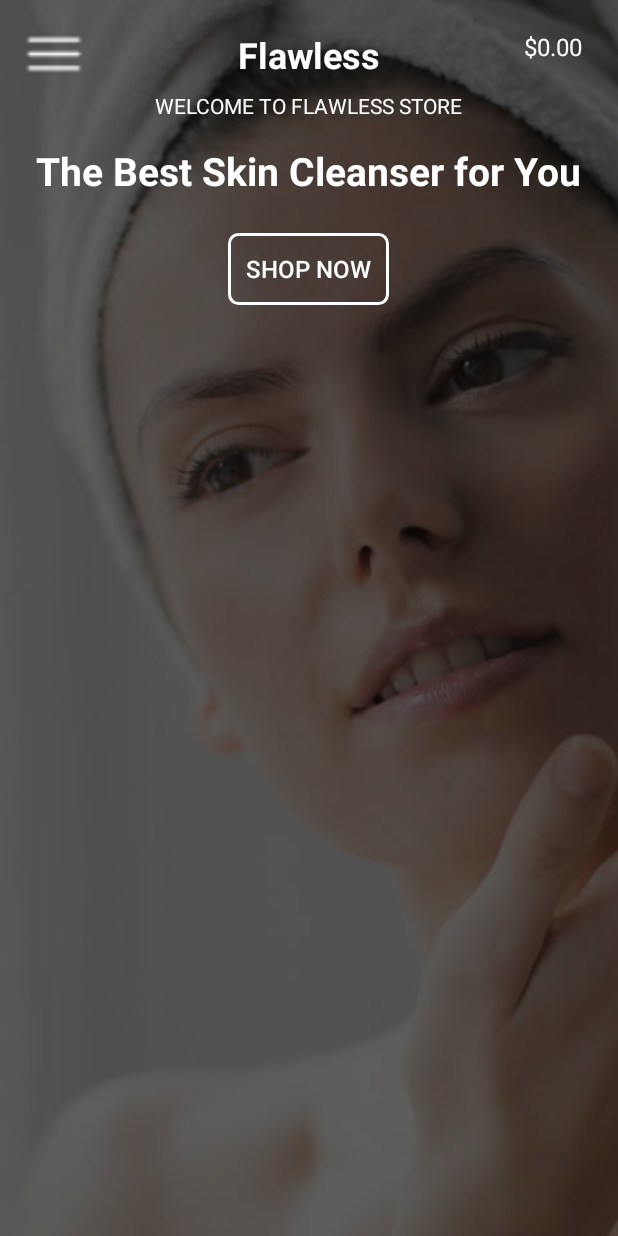
After one commit to supekarsuraj/Book-My-Parking, an Android app built with Jetpack Compose: the homePage screen opened directly, with no data from a screen before it, on a phone screen of 412 x 824 dp. The commit adds this screen. Run offline under Robolectric (Android 15) with nearby library versions, the phone set to English and light mode, and no system bars.

Commit message:
HomePage
HomePage

```diff
--- a/app/src/main/AndroidManifest.xml
+++ b/app/src/main/AndroidManifest.xml
@@ -25,6 +25,8 @@
         </activity>
         <activity android:name=".signloginpage.logIn" android:exported="true"/>
         <activity android:name=".signloginpage.signIn" android:exported="true"/>
+        <activity android:name=".Home.homePage" android:exported="true"/>
+
 
 
     </application>
--- /dev/null
+++ b/app/src/main/java/com/example/bookmyparking/Home/homePage.kt
@@ -0,0 +1,12 @@
+package com.example.bookmyparking.Home
+
+import android.os.Bundle
+import androidx.appcompat.app.AppCompatActivity
+import com.example.bookmyparking.R
+
+class homePage : AppCompatActivity() {
+    override fun onCreate(savedInstanceState: Bundle?) {
+        super.onCreate(savedInstanceState)
+        setContentView(R.layout.home_page) // Replace with your actual home layout
+    }
+}
--- a/app/src/main/java/com/example/bookmyparking/signloginpage/logIn.kt
+++ b/app/src/main/java/com/example/bookmyparking/signloginpage/logIn.kt
@@ -1,10 +1,13 @@
 package com.example.bookmyparking.signloginpage
 
+import android.content.Intent
 import android.os.Bundle
+import android.util.Log
 import android.widget.Button
 import android.widget.EditText
 import android.widget.Toast
 import androidx.appcompat.app.AppCompatActivity
+import com.example.bookmyparking.Home.homePage
 import com.example.bookmyparking.R
 import com.google.firebase.firestore.FirebaseFirestore
 
@@ -44,6 +47,10 @@ class logIn : AppCompatActivity() {
             .addOnSuccessListener { documents ->
                 if (!documents.isEmpty) {
                     Toast.makeText(this, "Login successful!", Toast.LENGTH_SHORT).show()
+                    Log.i("login","LOGINUSER")
+                    val intent = Intent(this, homePage::class.java)
+                    startActivity(intent)
+                    finish()
                 } else {
                     Toast.makeText(this, "Invalid credentials!", Toast.LENGTH_SHORT).show()
                 }
--- /dev/null
+++ b/app/src/main/res/drawable/btn_border.xml
@@ -0,0 +1,7 @@
+<?xml version="1.0" encoding="utf-8"?>
+<shape xmlns:android="http://schemas.android.com/apk/res/android"
+    android:shape="rectangle">
+    <solid android:color="@android:color/transparent"/>
+    <stroke android:width="2dp" android:color="@android:color/white"/>
+    <corners android:radius="6dp"/>
+</shape>
--- /dev/null
+++ b/app/src/main/res/drawable/circle_bg.xml
@@ -0,0 +1,5 @@
+<?xml version="1.0" encoding="utf-8"?>
+<shape xmlns:android="http://schemas.android.com/apk/res/android"
+    android:shape="oval">
+    <solid android:color="@android:color/holo_red_light"/>
+</shape>
--- /dev/null
+++ b/app/src/main/res/layout/home_page.xml
@@ -0,0 +1,113 @@
+<?xml version="1.0" encoding="utf-8"?>
+<RelativeLayout xmlns:android="http://schemas.android.com/apk/res/android"
+    android:layout_width="match_parent"
+    android:layout_height="match_parent">
+    <ImageView
+        android:id="@+id/bgImage"
+        android:layout_width="match_parent"
+        android:layout_height="match_parent"
+        android:scaleType="centerCrop"
+        android:src="@drawable/homepage_main_image" />
+
+    <View
+        android:layout_width="match_parent"
+        android:layout_height="match_parent"
+        android:background="#80000000" />
+
+    <ImageView
+        android:id="@+id/menuIcon"
+        android:layout_width="40dp"
+        android:layout_height="40dp"
+        android:layout_margin="16dp"
+        android:src="@drawable/ic_menu"
+        android:layout_alignParentStart="true"
+        android:layout_alignParentTop="true" />
+    <RelativeLayout
+        android:layout_width="wrap_content"
+        android:layout_height="wrap_content"
+        android:layout_alignParentEnd="true"
+        android:layout_margin="16dp">
+
+        <TextView
+            android:id="@+id/cartPrice"
+            android:layout_width="wrap_content"
+            android:layout_height="wrap_content"
+            android:text="$0.00"
+            android:textSize="16sp"
+            android:textColor="@android:color/white"
+            android:layout_alignParentEnd="true"
+            android:layout_centerVertical="true"
+            android:paddingEnd="8dp" />
+
+
+
+        <ImageView
+            android:id="@+id/cartIcon"
+            android:layout_width="30dp"
+            android:layout_height="30dp"
+            android:src="@drawable/bag"
+            android:layout_toEndOf="@id/cartPrice"
+            android:layout_centerVertical="true" />
+        <TextView
+            android:id="@+id/cartCount"
+            android:visibility="gone"
+            android:layout_width="18dp"
+            android:layout_height="18dp"
+            android:background="@drawable/circle_bg"
+            android:text="0"
+            android:textSize="12sp"
+            android:textColor="@android:color/white"
+            android:gravity="center"
+            android:layout_alignEnd="@id/cartIcon"
+            android:layout_alignTop="@id/cartIcon"
+            android:layout_marginEnd="-5dp"
+            android:layout_marginTop="-5dp"
+            android:padding="2dp" />
+    </RelativeLayout>
+
+    <!-- Title -->
+    <TextView
+        android:id="@+id/title"
+        android:layout_width="wrap_content"
+        android:layout_height="wrap_content"
+        android:text="Flawless"
+        android:textSize="24sp"
+        android:textColor="@android:color/white"
+        android:textStyle="bold"
+        android:layout_centerHorizontal="true"
+        android:layout_marginTop="20dp" />
+    <TextView
+        android:id="@+id/subtitle"
+        android:layout_width="wrap_content"
+        android:layout_height="wrap_content"
+        android:text="WELCOME TO FLAWLESS STORE"
+        android:textSize="14sp"
+        android:textColor="@android:color/white"
+        android:layout_below="@id/title"
+        android:layout_centerHorizontal="true"
+        android:layout_marginTop="8dp" />
+    <TextView
+        android:id="@+id/mainHeading"
+        android:layout_width="wrap_content"
+        android:layout_height="wrap_content"
+        android:text="The Best Skin Cleanser for You"
+        android:textSize="26sp"
+        android:textColor="@android:color/white"
+        android:textStyle="bold"
+        android:layout_below="@id/subtitle"
+        android:layout_centerHorizontal="true"
+        android:layout_marginTop="16dp" />
+    <Button
+        android:id="@+id/shopNowBtn"
+        android:layout_width="wrap_content"
+        android:layout_height="wrap_content"
+        android:text="SHOP NOW"
+        android:textSize="16sp"
+        android:textColor="@android:color/white"
+        android:background="@drawable/btn_border"
+        android:padding="12dp"
+        android:layout_below="@id/mainHeading"
+        android:layout_centerHorizontal="true"
+        android:layout_marginTop="24dp" />
+
+</RelativeLayout>
--- a/app/src/main/res/values/colors.xml
+++ b/app/src/main/res/values/colors.xml
@@ -6,7 +6,8 @@
     <color name="teal_200">#FF03DAC5</color>
     <color name="teal_700">#FF018786</color>
     <color name="black">#FF000000</color>
-    <color name="white">#FFFFFFFF</color>
+    <color name="white"></color>
     <color name="primary">#6200EE</color>
 
+
 </resources>
```
Also changed, not shown: app/src/main/res/drawable/bag.png (added), app/src/main/res/drawable/homepage_main_image.jpg (added), app/src/main/res/drawable/ic_cart.png (added), app/src/main/res/drawable/ic_menu.png (added).
